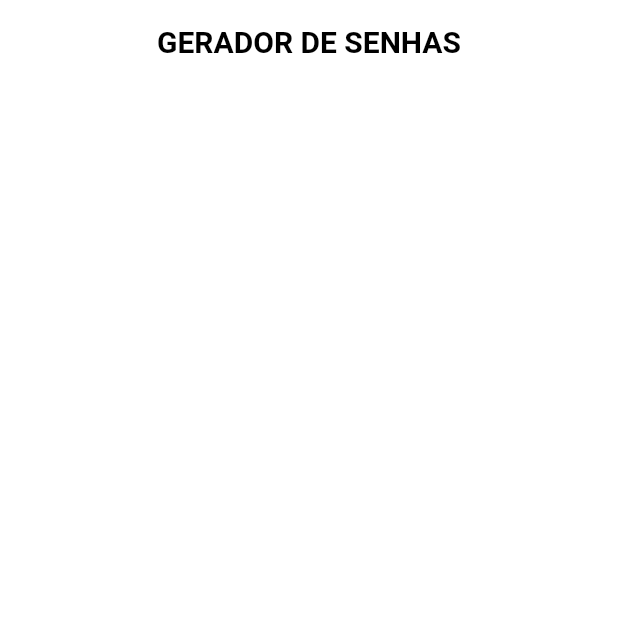
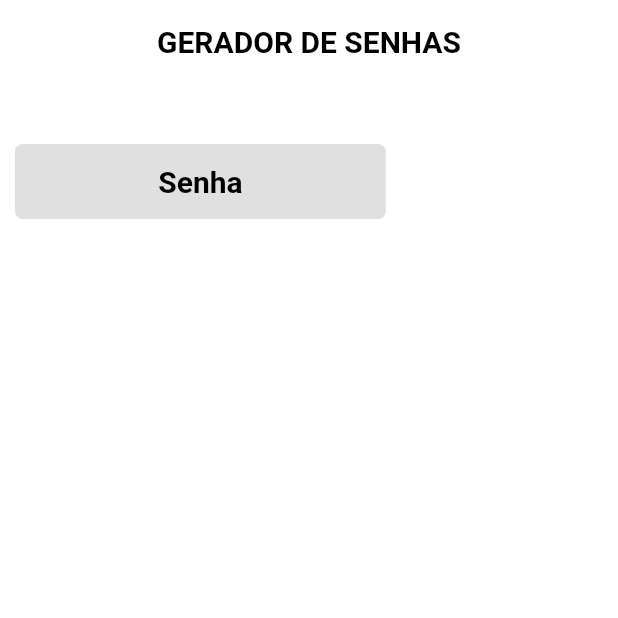
Before and after one commit to HeneryPaina/app_gerador_senha, a Flutter app: the screen it shows after launch, on a phone screen of 412 x 824 dp, the top half of it. Run offline on Flutter 3.47's test engine with Material 2 defaults, Android fonts, the phone set to English and light mode, and no system bars.

Commit message:
Criando o body e adicionado campo responsavel por mostrar a senha gerada

```diff
--- a/lib/pages/home.dart
+++ b/lib/pages/home.dart
@@ -19,6 +19,37 @@ class _HomeState extends State<Home> {
         centerTitle: true,
         backgroundColor: Colors.white,
       ),
+      body: Container(
+        padding: EdgeInsets.fromLTRB(10, 40, 10, 10),
+        child: SingleChildScrollView(
+          child: Column(
+            children: <Widget>[
+              Row(
+                mainAxisAlignment: MainAxisAlignment.spaceBetween,
+                children: <Widget>[
+                  Container(
+                    height: 50,
+                    width: MediaQuery.of(context).size.width * .60,
+                    decoration: BoxDecoration(
+                        color: Colors.black12,
+                        borderRadius: BorderRadius.circular(5)),
+                    child: Center(
+                      child: Text(
+                        "Senha",
+                        style: TextStyle(
+                          fontWeight: FontWeight.bold,
+                          fontSize: 20,
+                          color: Colors.black,
+                        ),
+                      ),
+                    ),
+                  ),
+                ],
+              )
+            ],
+          ),
+        ),
+      ),
     );
   }
 }
```
